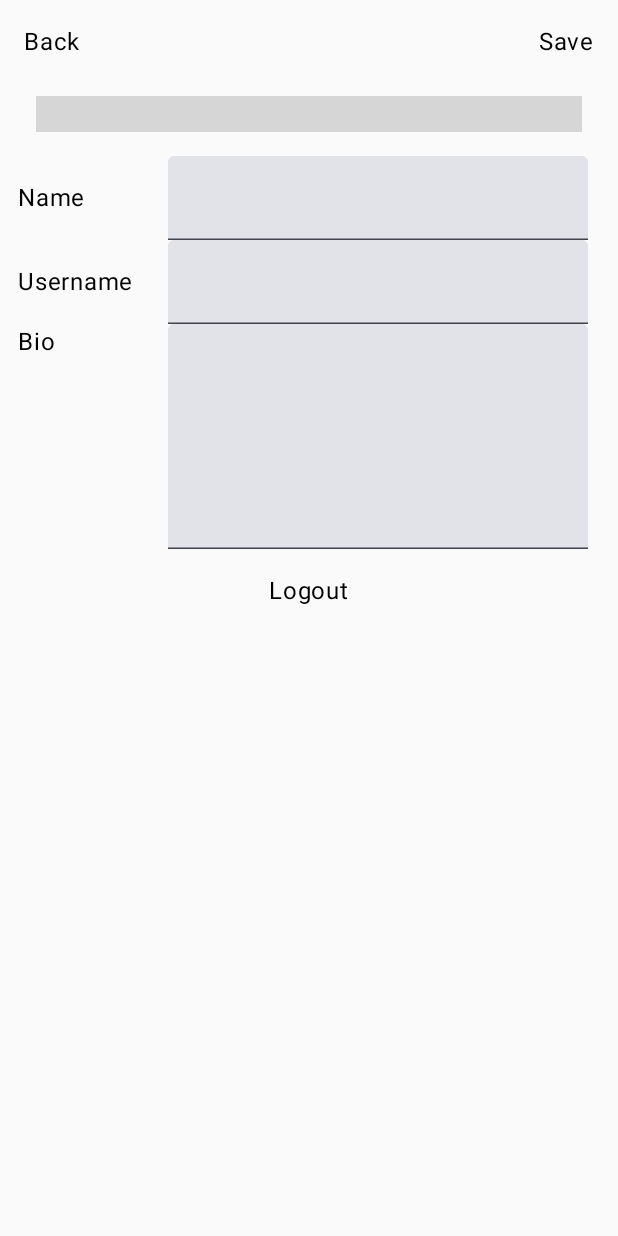
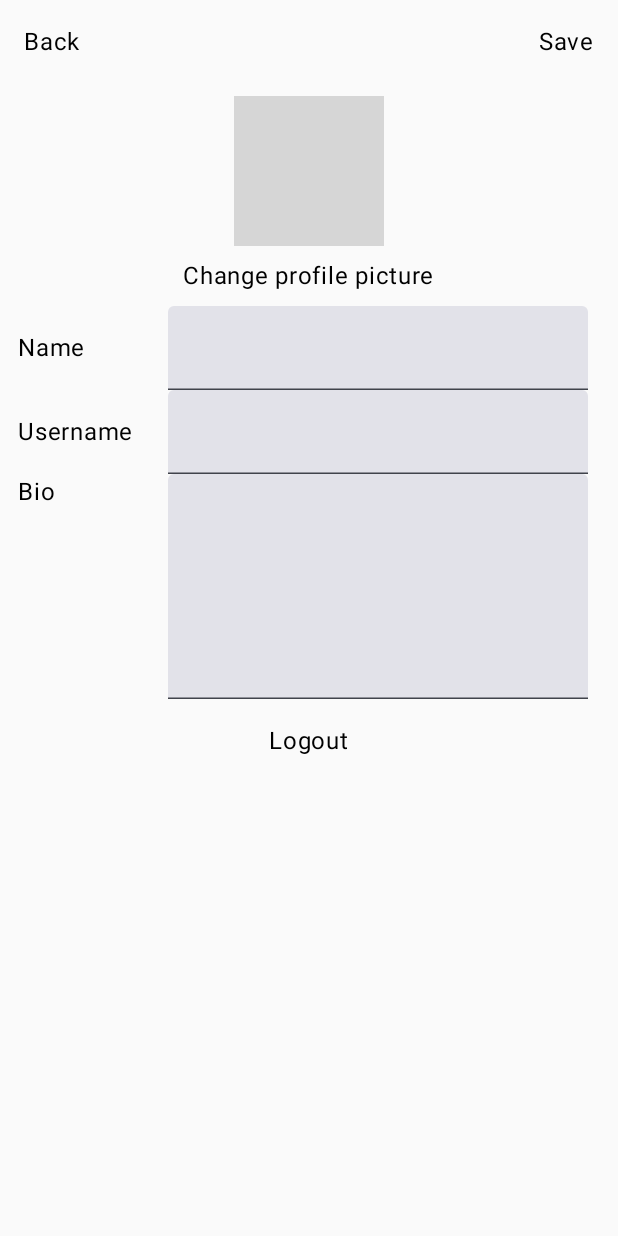
Before and after one commit to Edward-Kabue/Ondemand-app, an Android app built with Jetpack Compose: the ProfileScreen screen opened through its navigation route, after a tap on "Save", on a phone screen of 412 x 824 dp. Run offline under Robolectric (Android 15) with nearby library versions, the phone set to English and light mode, and no system bars; our stand-ins replace Dagger/Hilt's generated code, Firebase (no records; nobody signed in at launch, a user with empty details on screens opened directly), constraintlayout-compose; libraries missing offline, so code that uses them is left out: androidx.constraintlayout.compose; grey boxes are pictures that could not be loaded.

Commit message:
Add upload profile image functionality

```diff
--- a/app/src/main/java/com/ist/ondemand/common/Values.kt
+++ b/app/src/main/java/com/ist/ondemand/common/Values.kt
@@ -1,5 +1,4 @@
 package com.ist.ondemand.common
 
 const val USERS = "users"
-const val POSTS = "posts"
-const val COMMENTS = "comments"
+const val SERVICES= "services"
--- a/app/src/main/java/com/ist/ondemand/data/Roles.kt
+++ b/app/src/main/java/com/ist/ondemand/data/Roles.kt
@@ -1,5 +1,5 @@
 package com.ist.ondemand.data
 
 enum class Roles {
-    ADMIN, USER, SERVICE_PROVIDER
+     USER, SERVICE_PROVIDER
 }
--- a/app/src/main/java/com/ist/ondemand/data/UserData.kt
+++ b/app/src/main/java/com/ist/ondemand/data/UserData.kt
@@ -19,7 +19,7 @@ data class UserData(
     var imageUrl: String? = null,
     var bio: String? = null,
     var role:List<Roles>? = null,
-    var services: List<Services>? = null
+    var services: List<ServicesData>? = null
 ) {
     /**
      * Converts the UserData object to a map for Firebase.
--- a/app/src/main/java/com/ist/ondemand/presentation/screens/auth/LoginScreen.kt
+++ b/app/src/main/java/com/ist/ondemand/presentation/screens/auth/LoginScreen.kt
@@ -68,7 +68,9 @@ CheckSignedIn(vm = vm, navController =navController)
                 fontSize = 30.sp,
                 fontFamily = FontFamily.Serif
             )
+
             OutlinedTextField(
+
                 value = emailState.value,
                 onValueChange = { emailState.value = it },
                 modifier = Modifier.padding(8.dp),
--- a/app/src/main/java/com/ist/ondemand/presentation/screens/auth/ProfileScreen.kt
+++ b/app/src/main/java/com/ist/ondemand/presentation/screens/auth/ProfileScreen.kt
@@ -12,6 +12,7 @@ import androidx.compose.foundation.layout.Row
 import androidx.compose.foundation.layout.fillMaxWidth
 import androidx.compose.foundation.layout.height
 import androidx.compose.foundation.layout.padding
+import androidx.compose.foundation.layout.size
 import androidx.compose.foundation.layout.width
 import androidx.compose.foundation.rememberScrollState
 import androidx.compose.foundation.shape.CircleShape
@@ -199,27 +200,12 @@ fun ProfileContent(
 @Composable
 fun ProfileImage(imageUrl: String?, vm: MainViewModel) {
 
-    /**
-     * Creates a launcher for activity result contracts to get content.
-     * The launcher is used to select an image from the device's storage.
-     * Once an image is selected, the [vm.uploadProfileImage] function is called with the selected image URI.
-     *
-     * @param contract The activity result contract for getting content.
-     * @param callback The callback function that is invoked when an image is selected.
-     *                 The selected image URI is passed as a parameter to the callback function.
-     */
     val launcher = rememberLauncherForActivityResult(
         contract = ActivityResultContracts.GetContent()
-    ) { uri: Uri? ->
+    ) {uri: Uri? ->
         uri?.let { vm.uploadProfileImage(uri) }
     }
 
-    /**
-     * Represents the profile screen of the application.
-     * This screen allows the user to view and update their profile information.
-     * The screen displays the user's profile picture and provides an option to change it.
-     * If the profile picture is being loaded, a progress spinner is displayed.
-     */
     Box(modifier = Modifier.height(IntrinsicSize.Min)) {
         Column(
             modifier = Modifier
@@ -229,8 +215,10 @@ fun ProfileImage(imageUrl: String?, vm: MainViewModel) {
             horizontalAlignment = Alignment.CenterHorizontally
         ) {
             Card(
-                shape = CircleShape, modifier = Modifier.padding(8.dp)
-
+                shape = CircleShape,
+                modifier = Modifier
+                    .padding(8.dp)
+                    .size(100.dp)
             ) {
                 CommonImage(data = imageUrl)
             }
@@ -238,6 +226,7 @@ fun ProfileImage(imageUrl: String?, vm: MainViewModel) {
         }
 
         val isLoading = vm.inProgress.value
-        if (isLoading) ProgressSpinner()
+        if (isLoading)
+          ProgressSpinner()
     }
 }
```
Also changed, not shown: app/src/main/java/com/ist/ondemand/data/ServicesData.kt (+4 -4 lines), app/src/main/java/com/ist/ondemand/presentation/MainViewModel.kt (+35 -32 lines).
